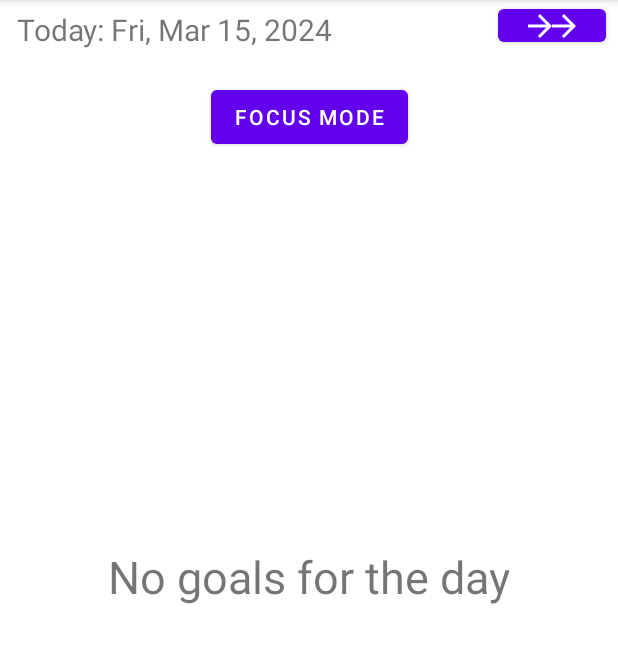
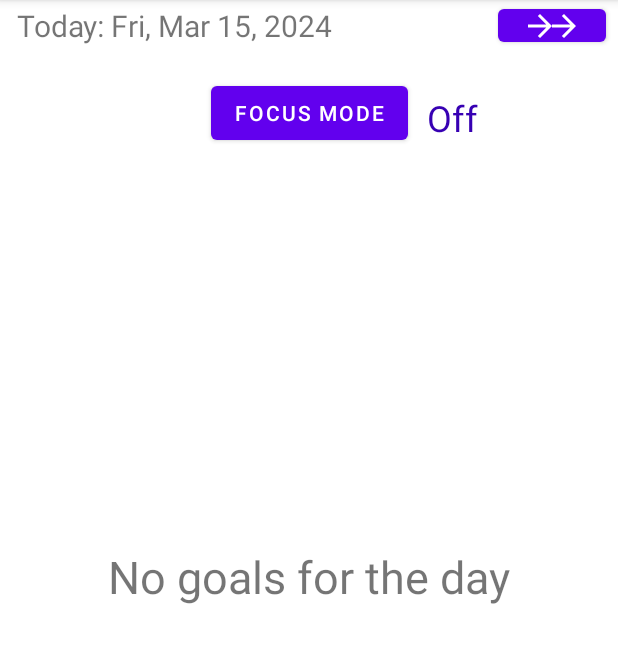
Before and after one commit to CSE-110-Winter-2024/project-team-21, an Android app: the screen it shows after launch (MainActivity), on a phone screen of 412 x 824 dp, the part 84-747 px from its top. Run offline under Robolectric (Android 15) with nearby library versions, the phone set to English and light mode, and no system bars; our stand-ins replace Room's generated code.

Commit message:
Added FocusMode indicator and fixed button

```diff
--- a/app/src/main/java/edu/ucsd/cse110/successorator/MainActivity.java
+++ b/app/src/main/java/edu/ucsd/cse110/successorator/MainActivity.java
@@ -63,6 +63,8 @@ public class MainActivity extends AppCompatActivity {
     private String focusContext = "";
 
     private int shownGoalsCount;
+    private Button btnFocus;
+    private TextView textFocus;
     Calendar today;
 
     String allFormattedToday;
@@ -99,6 +101,8 @@ public class MainActivity extends AppCompatActivity {
         addGoalButton = findViewById(R.id.add_goal_button);
         recyclerView.setLayoutManager(new LinearLayoutManager(this));
         recyclerView.setAdapter(adapter);
+        btnFocus = findViewById(R.id.btn_focus_mode);
+        textFocus = findViewById(R.id.text_focus);
         shownGoalsCount = 0;
 
         today = Calendar.getInstance();
@@ -118,6 +122,11 @@ public class MainActivity extends AppCompatActivity {
         addGoalButton.setOnClickListener(v ->
                 showAddGoalDialogGeneral()
         );
+
+        // Set OnClickListener for FloatingActionButton to add new goals
+        btnFocus.setOnClickListener(v ->{
+                toggleFocusMode(v);
+        });
 
         // Forward button listener to advance the day
         forwardButton.setOnClickListener(v -> {
@@ -673,6 +682,7 @@ public class MainActivity extends AppCompatActivity {
             updateNoGoalsVisibility();
         });
     }
+
     // method for when the focus mode button is clicked
     public void toggleFocusMode(View view) {
         final String[] contexts = getResources().getStringArray(R.array.contexts);
@@ -682,6 +692,7 @@ public class MainActivity extends AppCompatActivity {
                     // Apply the focus mode with the selected context
                     focusContext = contexts[which];
                     inFocusMode = true;
+                    textFocus.setText("On");
                     filterChanges();
                 })
                 .setNegativeButton("Cancel", null)
@@ -693,6 +704,7 @@ public class MainActivity extends AppCompatActivity {
     private void clearFocusMode() {
         inFocusMode = false;
         focusContext = "N/A";
+        textFocus.setText("Off");
         // Reset to observe all goals without filtering
         filterChanges();
         updateNoGoalsVisibility();
--- a/app/src/main/res/layout/activity_main.xml
+++ b/app/src/main/res/layout/activity_main.xml
@@ -29,12 +29,26 @@
         android:layout_marginStart="8dp"
         android:layout_marginTop="8dp"
         android:layout_marginEnd="8dp"
-        android:layout_marginBottom="8dp"
-        android:onClick="toggleFocusMode"
+        android:layout_marginBottom="14dp"
         android:text="Focus Mode"
         app:layout_constraintBottom_toTopOf="@+id/goals_recycler_view"
         app:layout_constraintEnd_toEndOf="parent"
         app:layout_constraintStart_toStartOf="parent"
+        app:layout_constraintTop_toBottomOf="@+id/DateText" />
+
+    <TextView
+        android:id="@+id/text_focus"
+        android:layout_width="43dp"
+        android:layout_height="39dp"
+        android:layout_marginStart="8dp"
+        android:layout_marginTop="8dp"
+        android:layout_marginBottom="8dp"
+        android:gravity="center"
+        android:text="Off"
+        android:textColor="@color/purple_700"
+        android:textSize="24dp"
+        app:layout_constraintBottom_toTopOf="@+id/goals_recycler_view"
+        app:layout_constraintStart_toEndOf="@+id/btn_focus_mode"
         app:layout_constraintTop_toBottomOf="@+id/DateText" />
 
     <TextView
```
